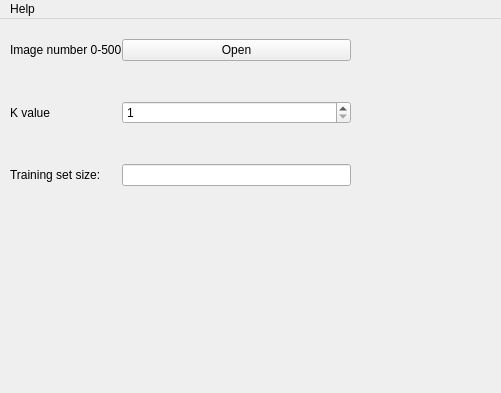
This is src/gui/components/mainwindow.ui in ArttuLe/k-nn-image-classification as Qt 5 draws it before an edit; both pictures show x 0 to 501 and y 0 to 393 of the 800 by 542 pixel window. The edited form follows.
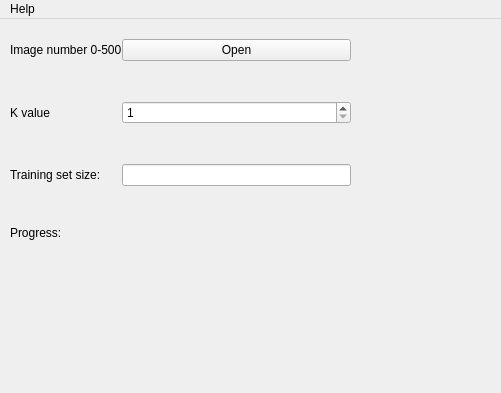
This is the edited form.

Diff of the .ui file:
```diff
--- a/src/gui/components/mainwindow.ui
+++ b/src/gui/components/mainwindow.ui
@@ -118,6 +118,29 @@
        <item row="5" column="1">
         <widget class="QLineEdit" name="training_set_size"/>
        </item>
+       <item row="6" column="1">
+        <spacer name="verticalSpacer_3">
+         <property name="orientation">
+          <enum>Qt::Vertical</enum>
+         </property>
+         <property name="sizeType">
+          <enum>QSizePolicy::Fixed</enum>
+         </property>
+         <property name="sizeHint" stdset="0">
+          <size>
+           <width>20</width>
+           <height>40</height>
+          </size>
+         </property>
+        </spacer>
+       </item>
+       <item row="7" column="0" colspan="2">
+        <widget class="QLabel" name="progress_label">
+         <property name="text">
+          <string>Progress: </string>
+         </property>
+        </widget>
+       </item>
       </layout>
      </item>
     </layout>
```
